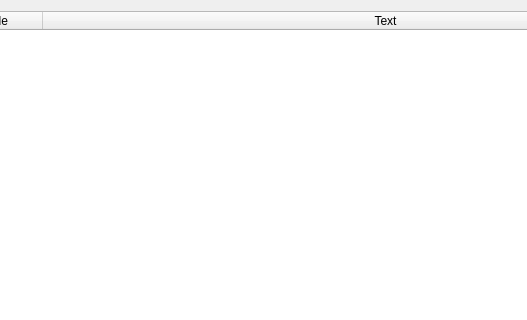
Bluscream/pyTSon_plugins, file scripts/countContacts/filters.ui: the form before one commit; both pictures show x 169 to 696 and y 0 to 320 of the 940 by 652 pixel window.
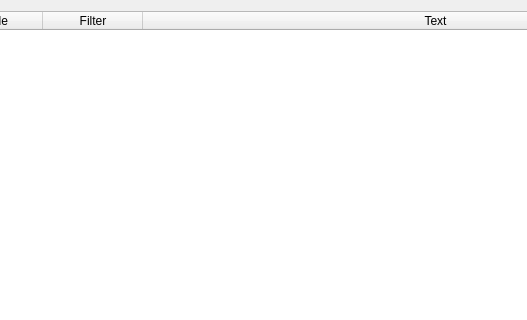
The form after the commit.

```diff
--- a/scripts/countContacts/filters.ui
+++ b/scripts/countContacts/filters.ui
@@ -32,6 +32,11 @@
        <string>Mode</string>
       </property>
      </column>
+     <column>
+      <property name="text">
+       <string>Filter</string>
+      </property>
+     </column>
      <column>
       <property name="text">
        <string>Text</string>
```
